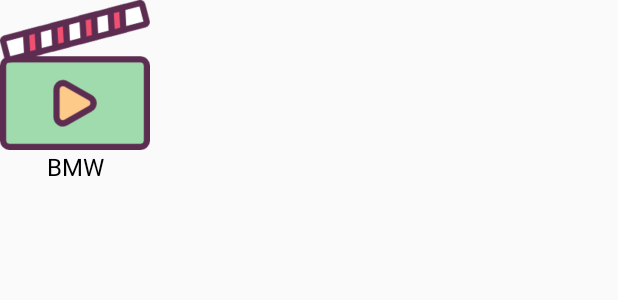
After one commit to jio-deng/FFmpegInAndroid, an Android app: the layout item_know_cars.xml on its own in the app's theme, with its tools: preview values and no code run, on a phone screen of 412 x 824 dp. The commit adds this screen. Shown: the top 300 px of the screen. Run offline under Robolectric (Android 15) with nearby library versions, the phone set to English and light mode, and no system bars.

Commit message:
[Add]Know Cars
Signed-off-by: dengziming <501823206@qq.co>

```diff
--- a/app/src/main/AndroidManifest.xml
+++ b/app/src/main/AndroidManifest.xml
@@ -34,6 +34,7 @@
         <activity android:name=".wanandroid.WanHomeActivity" />
         <activity android:name=".webview.WebViewActivity" />
         <activity android:name=".tools.MorseCodeActivity" />
+        <activity android:name=".cars.KnowCarsActivity" />
 
 
         <service android:name=".hotfix.andfix.AndFixService" />
--- a/app/src/main/java/com/dzm/ffmpeg/utils/AssertsUtil.java
+++ b/app/src/main/java/com/dzm/ffmpeg/utils/AssertsUtil.java
@@ -31,7 +31,7 @@
      *
      * */
     public static String readFileFromAssets(Context context, String fileName) throws IOException, IllegalArgumentException {
-        if (null == context || TextUtils.isEmpty( fileName )){
+        if (null == context || TextUtils.isEmpty(fileName)) {
             throw new IllegalArgumentException( "bad arguments!" );
         }
 
--- /dev/null
+++ b/app/src/main/res/layout/item_know_cars.xml
@@ -0,0 +1,40 @@
+<?xml version="1.0" encoding="utf-8"?>
+<layout xmlns:android="http://schemas.android.com/apk/res/android"
+    xmlns:app="http://schemas.android.com/apk/res-auto"
+    xmlns:tools="http://schemas.android.com/tools">
+
+    <data>
+        <variable
+            name="car"
+            type="com.dzm.ffmpeg.data.Car" />
+    </data>
+
+    <androidx.constraintlayout.widget.ConstraintLayout
+        android:layout_width="wrap_content"
+        android:layout_height="wrap_content">
+
+        <ImageView
+            android:id="@+id/image"
+            android:layout_width="100dp"
+            android:layout_height="100dp"
+            android:contentDescription="@null"
+            app:layout_constraintTop_toTopOf="parent"
+            app:layout_constraintStart_toStartOf="parent"
+            app:layout_constraintEnd_toEndOf="parent"
+            tools:src="@drawable/icon_video"/>
+
+        <TextView
+            android:id="@+id/text"
+            android:layout_width="wrap_content"
+            android:layout_height="wrap_content"
+            android:text="@{car.name + '(' + car.country + ')'}"
+            android:textSize="16sp"
+            android:textColor="#000000"
+            app:layout_constraintTop_toBottomOf="@+id/image"
+            app:layout_constraintStart_toStartOf="parent"
+            app:layout_constraintEnd_toEndOf="parent"
+            tools:text="BMW"/>
+
+    </androidx.constraintlayout.widget.ConstraintLayout>
+
+</layout>
--- a/app/src/main/res/values/strings.xml
+++ b/app/src/main/res/values/strings.xml
@@ -1,3 +1,6 @@
 <resources>
     <string name="app_name">FFmpegInAndroid</string>
+
+    <!--know cars-->
+    <string name="file_path_cars">cars.json</string>
 </resources>
--- a/build.gradle
+++ b/build.gradle
@@ -40,8 +40,9 @@
     leakcanary = "1.6.3"
     kotlin_version = "1.3.41"
 
-    paging_version = "2.1.1"
+    paging_version = "2.1.2"
     lifecycle = "2.2.0"
+    room_version = "2.2.4"
 }
 
 task clean(type: Delete) {
```
Also changed, not shown: app/build.gradle (+11 -1 lines), app/src/main/assets/cars.json (added, +66 -0 lines), app/src/main/java/com/dzm/ffmpeg/MainActivity.java (+10 -0 lines), app/src/main/java/com/dzm/ffmpeg/cars/KnowCarsActivity.java (added, +70 -0 lines), app/src/main/java/com/dzm/ffmpeg/cars/KnowCarsAdapter.java (added, +78 -0 lines), app/src/main/java/com/dzm/ffmpeg/data/Car.java (added, +21 -0 lines), app/src/main/java/com/dzm/ffmpeg/data/KnowCars.java (added, +13 -0 lines), app/src/main/java/com/dzm/ffmpeg/data/UserDao.java (added, +27 -0 lines), app/src/main/java/com/dzm/ffmpeg/wanandroid/WanAndroidRepository.java (+5 -5 lines), app/src/main/res/layout/activity_know_cars.xml (added, +22 -0 lines), app/src/main/res/layout/activity_main.xml (+22 -0 lines).
